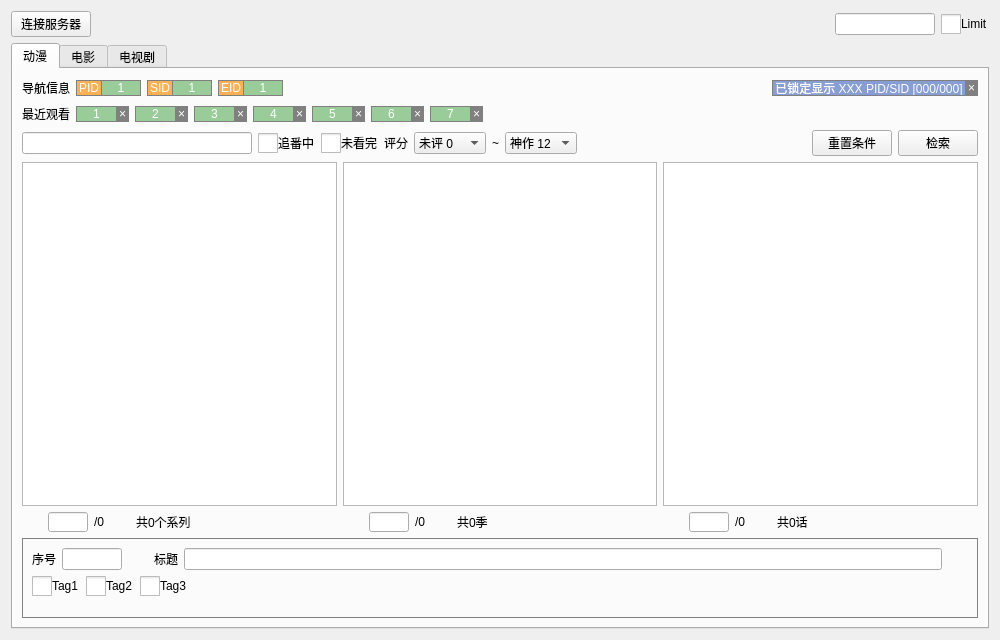
Before: the Qt Designer form Widget.ui in cqwlxxl/cherryme, drawn with Qt 5.
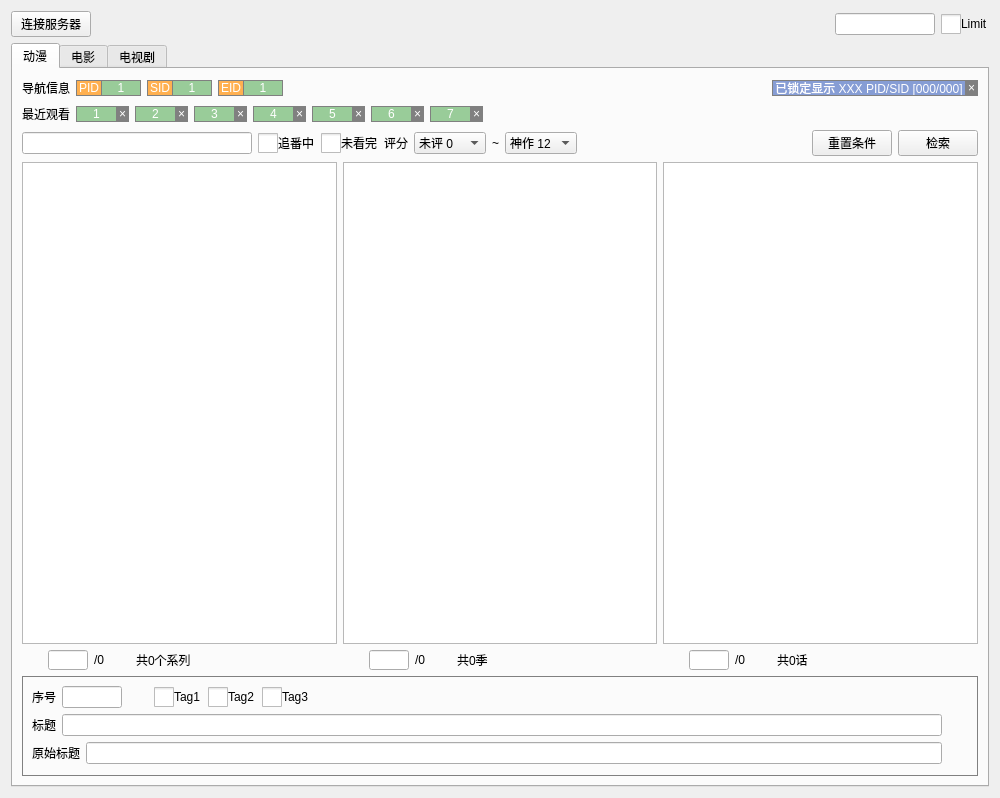
After: the same form once the commit is applied. The open tabs and pages were chosen to show the change. Icons and pictures are not drawn.

Commit message: new: 新增动漫话原始标题功能

```diff
--- a/Widget.ui
+++ b/Widget.ui
@@ -7,7 +7,7 @@
     <x>0</x>
     <y>0</y>
     <width>1000</width>
-    <height>640</height>
+    <height>798</height>
    </rect>
   </property>
   <property name="minimumSize">
@@ -1957,7 +1957,7 @@
          <property name="maximumSize">
           <size>
            <width>16777215</width>
-           <height>80</height>
+           <height>100</height>
           </size>
          </property>
          <property name="styleSheet">
@@ -2603,7 +2603,7 @@
          <widget class="QWidget" name="page_AE">
           <layout class="QVBoxLayout" name="verticalLayout_3">
            <item>
-            <layout class="QHBoxLayout" name="hLayout_AE_Title">
+            <layout class="QHBoxLayout" name="hLayout_AE_Episode">
              <item>
               <widget class="QLabel" name="label_AE_Episode">
                <property name="text">
@@ -2674,64 +2674,6 @@
               </widget>
              </item>
              <item>
-              <widget class="QLabel" name="label_AE_Title">
-               <property name="text">
-                <string>标题</string>
-               </property>
-              </widget>
-             </item>
-             <item>
-              <widget class="QLineEdit" name="lineEdit_AE_Title">
-               <property name="clearButtonEnabled">
-                <bool>true</bool>
-               </property>
-              </widget>
-             </item>
-             <item>
-              <widget class="QPushButton" name="pushButton_AE_TitleOk">
-               <property name="enabled">
-                <bool>false</bool>
-               </property>
-               <property name="minimumSize">
-                <size>
-                 <width>20</width>
-                 <height>20</height>
-                </size>
-               </property>
-               <property name="maximumSize">
-                <size>
-                 <width>20</width>
-                 <height>20</height>
-                </size>
-               </property>
-               <property name="styleSheet">
-                <string notr="true">#pushButton_AE_TitleOk
-{
-  border: 0px;
-}</string>
-               </property>
-               <property name="text">
-                <string notr="true"/>
-               </property>
-               <property name="icon">
-                <iconset>
-                 <normalon>:/File/img/submit_enable.png</normalon>
-                 <disabledon>:/File/img/submit_disable.png</disabledon>
-                </iconset>
-               </property>
-               <property name="iconSize">
-                <size>
-                 <width>20</width>
-                 <height>20</height>
-                </size>
-               </property>
-              </widget>
-             </item>
-            </layout>
-           </item>
-           <item>
-            <layout class="QHBoxLayout" name="hLayout_AE_Tag">
-             <item>
               <widget class="QCheckBox" name="checkBox_AE_Tag1">
                <property name="styleSheet">
                 <string notr="true">QCheckBox
@@ -2822,7 +2764,7 @@
               </widget>
              </item>
              <item>
-              <spacer name="hSpacer_AE_Tag">
+              <spacer name="hSpacer_AE_Episode">
                <property name="orientation">
                 <enum>Qt::Horizontal</enum>
                </property>
@@ -2836,6 +2778,122 @@
              </item>
             </layout>
            </item>
+           <item>
+            <layout class="QHBoxLayout" name="hLayout_AE_Title">
+             <item>
+              <widget class="QLabel" name="label_AE_Title">
+               <property name="text">
+                <string>标题</string>
+               </property>
+              </widget>
+             </item>
+             <item>
+              <widget class="QLineEdit" name="lineEdit_AE_Title">
+               <property name="clearButtonEnabled">
+                <bool>true</bool>
+               </property>
+              </widget>
+             </item>
+             <item>
+              <widget class="QPushButton" name="pushButton_AE_TitleOk">
+               <property name="enabled">
+                <bool>false</bool>
+               </property>
+               <property name="minimumSize">
+                <size>
+                 <width>20</width>
+                 <height>20</height>
+                </size>
+               </property>
+               <property name="maximumSize">
+                <size>
+                 <width>20</width>
+                 <height>20</height>
+                </size>
+               </property>
+               <property name="styleSheet">
+                <string notr="true">#pushButton_AE_TitleOk
+{
+  border: 0px;
+}</string>
+               </property>
+               <property name="text">
+                <string notr="true"/>
+               </property>
+               <property name="icon">
+                <iconset>
+                 <normalon>:/File/img/submit_enable.png</normalon>
+                 <disabledon>:/File/img/submit_disable.png</disabledon>
+                </iconset>
+               </property>
+               <property name="iconSize">
+                <size>
+                 <width>20</width>
+                 <height>20</height>
+                </size>
+               </property>
+              </widget>
+             </item>
+            </layout>
+           </item>
+           <item>
+            <layout class="QHBoxLayout" name="hLayout_TitleOrigin">
+             <item>
+              <widget class="QLabel" name="label_AE_TitleOrigin">
+               <property name="text">
+                <string>原始标题</string>
+               </property>
+              </widget>
+             </item>
+             <item>
+              <widget class="QLineEdit" name="lineEdit_AE_TitleOrigin">
+               <property name="clearButtonEnabled">
+                <bool>true</bool>
+               </property>
+              </widget>
+             </item>
+             <item>
+              <widget class="QPushButton" name="pushButton_AE_TitleOriginOk">
+               <property name="enabled">
+                <bool>false</bool>
+               </property>
+               <property name="minimumSize">
+                <size>
+                 <width>20</width>
+                 <height>20</height>
+                </size>
+               </property>
+               <property name="maximumSize">
+                <size>
+                 <width>20</width>
+                 <height>20</height>
+                </size>
+               </property>
+               <property name="styleSheet">
+                <string notr="true">#pushButton_AE_TitleOriginOk
+{
+  border: 0px;
+}</string>
+               </property>
+               <property name="text">
+                <string notr="true"/>
+               </property>
+               <property name="icon">
+                <iconset>
+                 <normalon>:/File/img/submit_enable.png</normalon>
+                 <disabledon>:/File/img/submit_disable.png</disabledon>
+                </iconset>
+               </property>
+               <property name="iconSize">
+                <size>
+                 <width>20</width>
+                 <height>20</height>
+                </size>
+               </property>
+              </widget>
+             </item>
+            </layout>
+           </item>
            <item>
             <spacer name="vSpacer_AE">
              <property name="orientation">
@@ -2844,7 +2902,7 @@
              <property name="sizeHint" stdset="0">
               <size>
                <width>20</width>
-               <height>40</height>
+               <height>0</height>
               </size>
              </property>
             </spacer>
```
Left out of the diff: 2 changed lines with no effect on the pictures. The commit also changes 11 other files.
